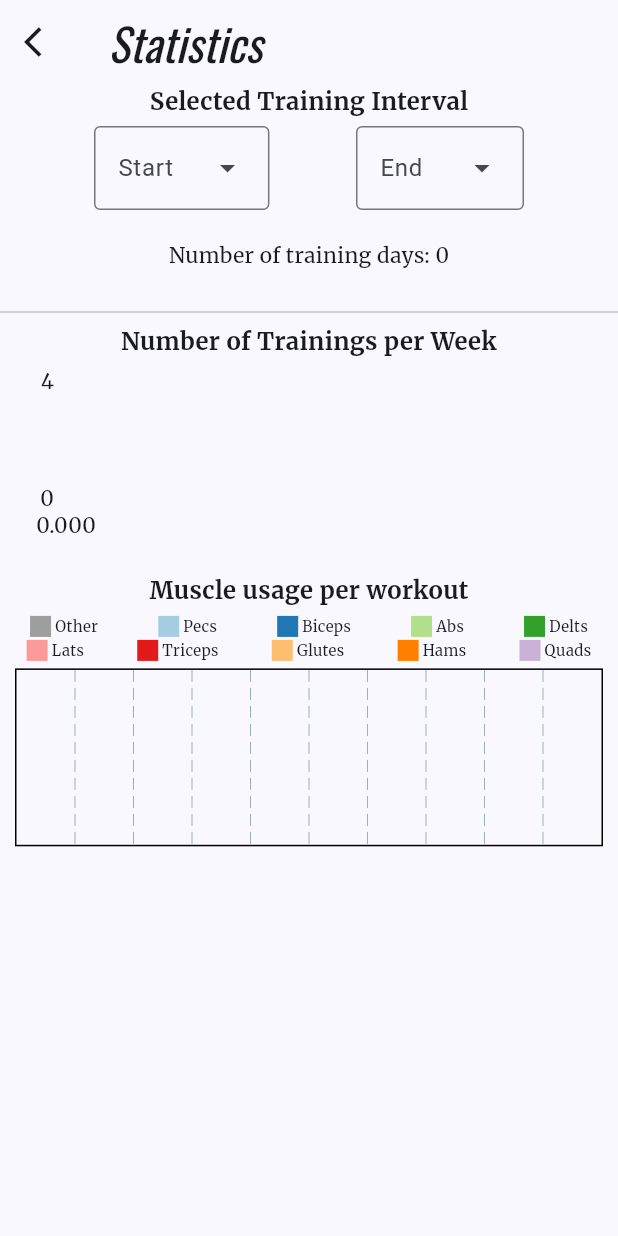
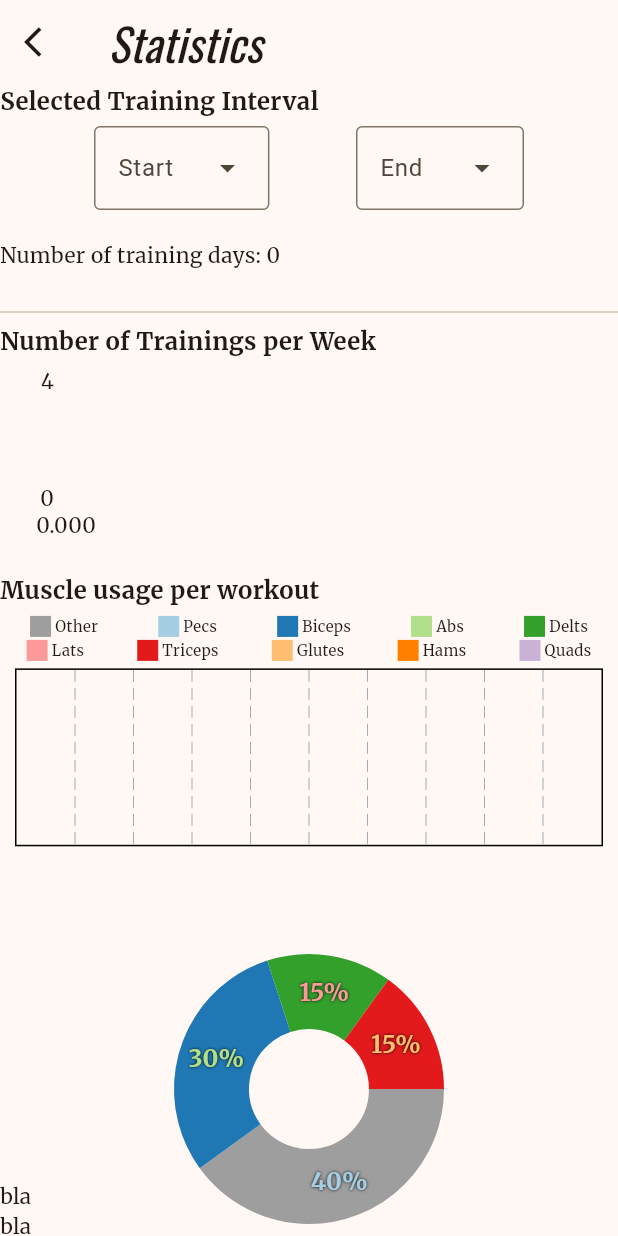
Before and after one commit to Nokkyuu/Gymli, a Flutter app: the StatisticsScreen screen opened directly, on a phone screen of 412 x 824 dp. Run offline on Flutter 3.47's test engine with Material 3 defaults, Android fonts, the light colour scheme and no system bars; drawn by our look-alikes of fl_chart; our stand-ins replace csv, font_awesome_flutter, google_fonts, hive, hive_flutter, numberpicker and 1 more; missing offline and left inert: confirm_dialog, flutter_file_dialog, flutter_timer_countdown, time_machine; accounts and stored records are empty; statements that could not run were skipped.

Commit message:
making the statistics screen scrollable

```diff
--- a/lib/main.dart
+++ b/lib/main.dart
@@ -65,7 +65,8 @@
 
 class _MainAppState extends State<MainApp> {
   Brightness mode =  Brightness.light;
-  Color themecolor = const Color.fromARGB(255, 0, 7, 42);
+  Color themecolor = Colors.orange;
+
 
   LandingScreen landingScreen = LandingScreen();
   @override
--- a/lib/statisticsScreen.dart
+++ b/lib/statisticsScreen.dart
@@ -149,11 +149,10 @@
         ),
         title: const Text("Statistics"),
       ),
-      body: Column(
-          mainAxisAlignment: MainAxisAlignment.center,
-          mainAxisSize: MainAxisSize.max,
-          children: <Widget>[
-            Text("Selected Training Interval", style: subStyle),
+      body: ListView(
+
+
+        children: [Text("Selected Training Interval", style: subStyle),
         const SizedBox(height: 5),
         Row(
           mainAxisAlignment: MainAxisAlignment.center,
@@ -249,96 +248,99 @@
             return widgets;
           })(),
         ),
-            // SizedBox(
-            //   width: MediaQuery.of(context).size.width,
-            //   height: MediaQuery.of(context).size.height * 0.15,
-            //   child: PieChart(
-            //   PieChartData(
-            //     pieTouchData: PieTouchData(
-            //       touchCallback: (FlTouchEvent event, pieTouchResponse) {
-            //         setState(() {
-            //           if (!event.isInterestedForInteractions ||
-            //               pieTouchResponse == null ||
-            //               pieTouchResponse.touchedSection == null) {
-            //             return;
-            //           }
-            //         });
-            //       },
-            //     ),
-            //     borderData: FlBorderData(
-            //       show: false,
-            //     ),
-            //     sectionsSpace: 0,
-            //     centerSpaceRadius: 40,
-            //     sections: List.generate(4, (i) {
-            //       // final isTouched = i == touchedIndex;
-            //       final isTouched = false;
-            //       final fontSize = isTouched ? 25.0 : 16.0;
-            //       final radius = isTouched ? 60.0 : 50.0;
-            //       const shadows = [Shadow(color: Colors.black, blurRadius: 2)];
-            //       switch (i) {
-            //         case 0:
-            //           return PieChartSectionData(
-            //             color: barChartMuscleColors[0],
-            //             value: 40,
-            //             title: '40%',
-            //             radius: radius,
-            //             titleStyle: TextStyle(
-            //               fontSize: fontSize,
-            //               fontWeight: FontWeight.bold,
-            //               color: barChartMuscleColors[1],
-            //               shadows: shadows,
-            //             ),
-            //           );
-            //         case 1:
-            //           return PieChartSectionData(
-            //             color: barChartMuscleColors[2],
-            //             value: 30,
-            //             title: '30%',
-            //             radius: radius,
-            //             titleStyle: TextStyle(
-            //               fontSize: fontSize,
-            //               fontWeight: FontWeight.bold,
-            //               color: barChartMuscleColors[3],
-            //               shadows: shadows,
-            //             ),
-            //           );
-            //         case 2:
-            //           return PieChartSectionData(
-            //             color: barChartMuscleColors[4],
-            //             value: 15,
-            //             title: '15%',
-            //             radius: radius,
-            //             titleStyle: TextStyle(
-            //               fontSize: fontSize,
-            //               fontWeight: FontWeight.bold,
-            //               color: barChartMuscleColors[5],
-            //               shadows: shadows,
-            //             ),
-            //           );
-            //         case 3:
-            //           return PieChartSectionData(
-            //             color: barChartMuscleColors[6],
-            //             value: 15,
-            //             title: '15%',
-            //             radius: radius,
-            //             titleStyle: TextStyle(
-            //               fontSize: fontSize,
-            //               fontWeight: FontWeight.bold,
-            //               color: barChartMuscleColors[7],
-            //               shadows: shadows,
-            //             ),
-            //           );
-            //         default:
-            //           throw Error();
-            //       }
-            //     }),
-            //   ),
-            //   ),
-            // ),
+        SizedBox(
+          height: 100,
+        ),
+        SizedBox(
+          width: MediaQuery.of(context).size.width,
+          height: MediaQuery.of(context).size.height * 0.15,
+          child: PieChart(
+          PieChartData(
+            pieTouchData: PieTouchData(
+              touchCallback: (FlTouchEvent event, pieTouchResponse) {
+                setState(() {
+                  if (!event.isInterestedForInteractions ||
+                      pieTouchResponse == null ||
+                      pieTouchResponse.touchedSection == null) {
+                    return;
+                  }
+                });
+              },
+            ),
+            borderData: FlBorderData(
+              show: false,
+            ),
+            sectionsSpace: 0,
+            centerSpaceRadius: 40,
+            sections: List.generate(4, (i) {
+              // final isTouched = i == touchedIndex;
+              final isTouched = false;
+              final fontSize = isTouched ? 25.0 : 16.0;
+              final radius = isTouched ? 60.0 : 50.0;
+              const shadows = [Shadow(color: Colors.black, blurRadius: 2)];
+              switch (i) {
+                case 0:
+                  return PieChartSectionData(
+                    color: barChartMuscleColors[0],
+                    value: 40,
+                    title: '40%',
+                    radius: radius,
+                    titleStyle: TextStyle(
+                      fontSize: fontSize,
+                      fontWeight: FontWeight.bold,
+                      color: barChartMuscleColors[1],
+                      shadows: shadows,
+                    ),
+                  );
+                case 1:
+                  return PieChartSectionData(
+                    color: barChartMuscleColors[2],
+                    value: 30,
+                    title: '30%',
+                    radius: radius,
+                    titleStyle: TextStyle(
+                      fontSize: fontSize,
+                      fontWeight: FontWeight.bold,
+                      color: barChartMuscleColors[3],
+                      shadows: shadows,
+                    ),
+                  );
+                case 2:
+                  return PieChartSectionData(
+                    color: barChartMuscleColors[4],
+                    value: 15,
+                    title: '15%',
+                    radius: radius,
+                    titleStyle: TextStyle(
+                      fontSize: fontSize,
+                      fontWeight: FontWeight.bold,
+                      color: barChartMuscleColors[5],
+                      shadows: shadows,
+                    ),
+                  );
+                case 3:
+                  return PieChartSectionData(
+                    color: barChartMuscleColors[6],
+                    value: 15,
+                    title: '15%',
+                    radius: radius,
+                    titleStyle: TextStyle(
+                      fontSize: fontSize,
+                      fontWeight: FontWeight.bold,
+                      color: barChartMuscleColors[7],
+                      shadows: shadows,
+                    ),
+                  );
+                default:
+                  throw Error();
+              }
+            }),
+          ),
+          ),
+        ),
         Spacer(),
-
-          ]
+        for (var i in List.generate(15, (i) => i))
+          Text("bla"),]
       ),
     );
   }
```
Lines whose indentation alone changed are shown as unchanged.
